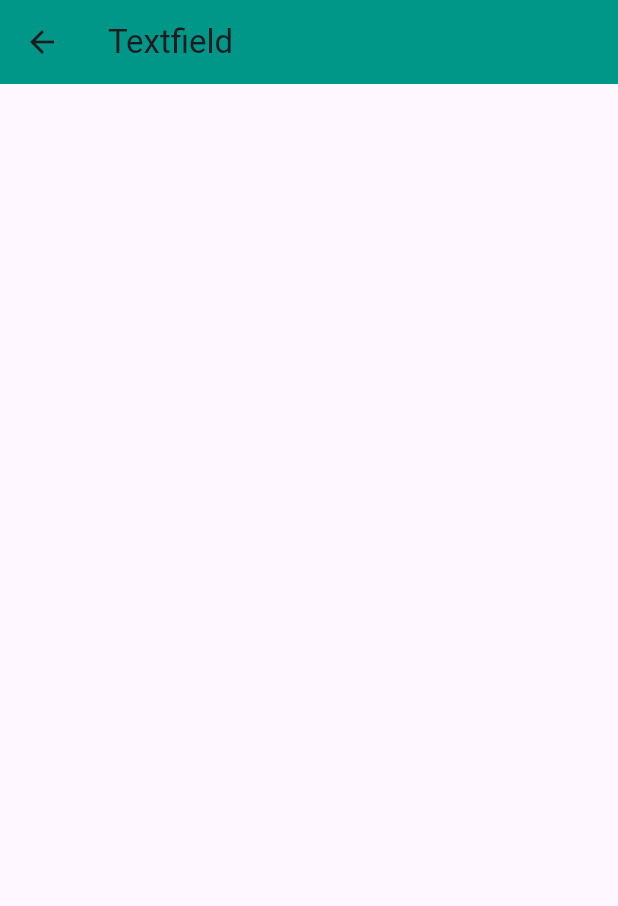
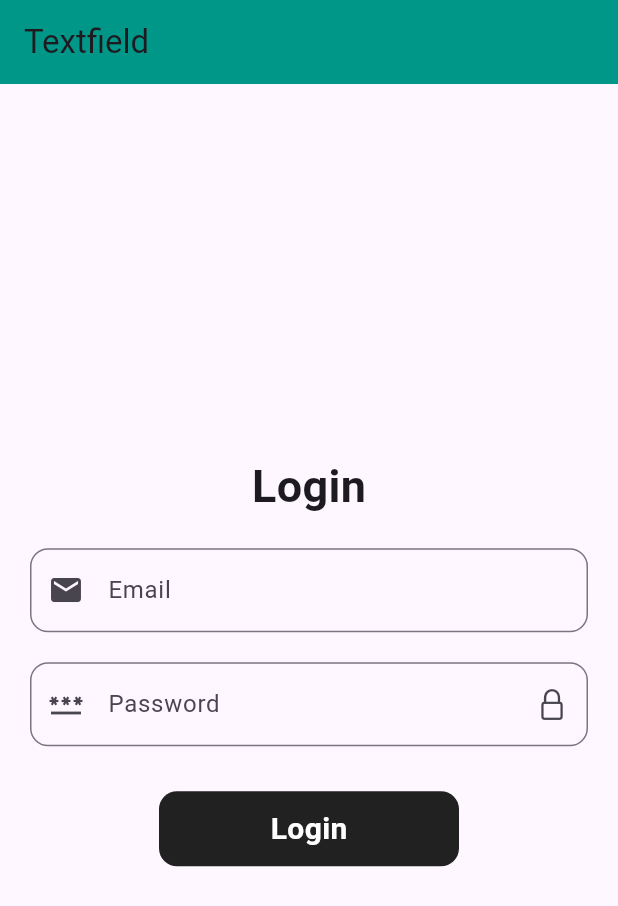
Before and after one commit to Malik399758/flutter_urraan_batch40_ui, a Flutter app: the TextfieldScreen screen opened directly, on a phone screen of 412 x 824 dp. Shown: the top 906 px of the screen. Run offline on Flutter 3.47's test engine with Material 3 defaults, Android fonts, the phone set to English and light mode, and no system bars.

Commit message:
Stack and textfield done

```diff
--- a/lib/flutter_ui/textfield.dart
+++ b/lib/flutter_ui/textfield.dart
@@ -9,6 +9,10 @@ class TextfieldScreen extends StatefulWidget {
 }
 
 class _TextfieldScreenState extends State<TextfieldScreen> {
+
+  final emailController = TextEditingController();
+  final passwordController = TextEditingController();
+
   @override
   Widget build(BuildContext context) {
     return Scaffold(
@@ -16,10 +20,54 @@ class _TextfieldScreenState extends State<TextfieldScreen> {
         title: Text('Textfield'),
         backgroundColor: Colors.teal,
       ),
-      body: Column(
-        children: [
-
-        ],
+      body: Padding(
+        padding: const EdgeInsets.symmetric(horizontal: 20),
+        child: Column(
+          mainAxisAlignment: MainAxisAlignment.center,
+          children: [
+            Text('Login',style: TextStyle(
+              fontSize: 30,
+              fontWeight: FontWeight.bold
+            ),),
+            SizedBox(height: 20,),
+            TextField(
+              controller: emailController,
+              keyboardType: TextInputType.emailAddress,
+              decoration: InputDecoration(
+                label: Text('Email'),
+                prefixIcon: Icon(Icons.email),
+                hintText: 'Enter your email',
+                border: OutlineInputBorder(
+                  borderRadius: BorderRadius.circular(12)
+                )
+              ),
+            ),
+            SizedBox(height: 20,),
+            TextField(
+              controller: passwordController,
+              keyboardType: TextInputType.number,
+              decoration: InputDecoration(
+                  label: Text('Password'),
+                  suffixIcon: Icon(CupertinoIcons.lock),
+                  prefixIcon: Icon(Icons.password),
+                  hintText: 'Enter your password',
+                  border: OutlineInputBorder(
+                    borderRadius: BorderRadius.circular(12)
+                  )
+              ),
+            ),
+            SizedBox(height: 30,),
+            Container(
+              width: 200,
+              height: 50,
+              decoration: BoxDecoration(
+                color: Colors.black87,
+                borderRadius: BorderRadius.circular(12)
+              ),
+              child: Center(child: Text('Login',style: TextStyle(fontSize: 20,fontWeight: FontWeight.bold,color: Colors.white),)),
+            )
+          ],
+        ),
       ),
     );
   }
--- a/lib/main.dart
+++ b/lib/main.dart
@@ -7,6 +7,7 @@ import 'package:flutter_urraan_session_batch40_ui/flutter_ui/expanded_wrap_widge
 import 'package:flutter_urraan_session_batch40_ui/flutter_ui/list_tile.dart';
 import 'package:flutter_urraan_session_batch40_ui/flutter_ui/listviewScreen.dart';
 import 'package:flutter_urraan_session_batch40_ui/flutter_ui/row_column.dart';
+import 'package:flutter_urraan_session_batch40_ui/flutter_ui/stack.dart';
 import 'package:flutter_urraan_session_batch40_ui/flutter_ui/textDisplay.dart';
 import 'package:flutter_urraan_session_batch40_ui/flutter_ui/textfield.dart';
 
@@ -42,7 +43,10 @@ class MyApp extends StatelessWidget {
         colorScheme: ColorScheme.fromSeed(seedColor: Colors.deepPurple),
         useMaterial3: true,
       ),
-      home:Textdisplay()
+      home: TextfieldScreen()
+      //StackScreen()
+      //TextfieldScreen()
+      //Textdisplay()
       //Buttons()
       //ListTileScreen()
       //Listviewscreen()
```
Also changed, not shown: lib/flutter_ui/stack.dart (added, +69 -0 lines).
